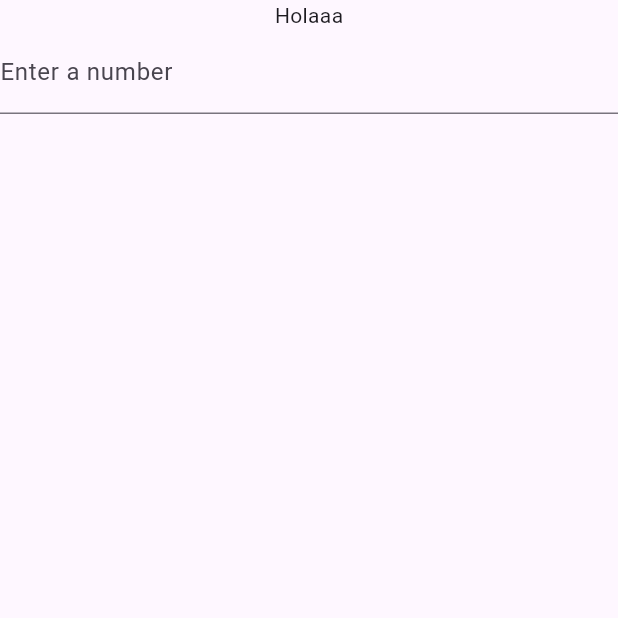
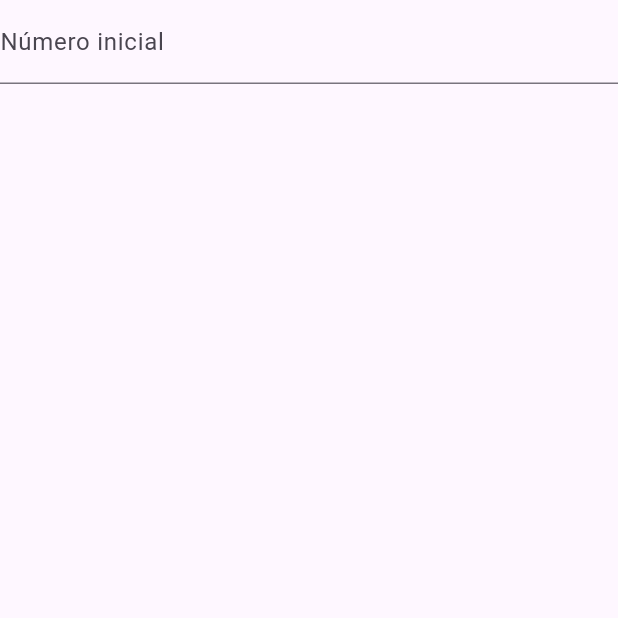
Before and after one commit to jersy96/kaprekar-quest, a Flutter app: the screen it shows after launch, on a phone screen of 412 x 824 dp, the top half of it. Run offline on Flutter 3.47's test engine with Material 3 defaults, Android fonts, the phone set to English and light mode, and no system bars; our stand-ins replace dartz, flutter_bloc, freezed_annotation, get_it, injectable, kt_dart.

Commit message:
Allow only numbers for the input

```diff
--- a/lib/presentation/iteration_counting/iteration_counting_page.dart
+++ b/lib/presentation/iteration_counting/iteration_counting_page.dart
@@ -1,4 +1,5 @@
 import 'package:flutter/material.dart';
+import 'package:flutter/services.dart';
 import 'package:flutter_bloc/flutter_bloc.dart';
 import 'package:kaprekar_quest/application/injection/injection_container.dart';
 import 'package:kaprekar_quest/application/iteration_counting/iteration_counting_bloc.dart';
@@ -20,11 +21,15 @@ class IterationCountingPage extends StatelessWidget {
           return Layout(
             child: Column(
               children: [
-                const Text('Holaaa'),
                 TextFormField(
+                  keyboardType: TextInputType.number,
+                  inputFormatters: <TextInputFormatter>[
+                    FilteringTextInputFormatter.digitsOnly,
+                  ],
                   controller: state.textControllerManager.getController('seed'),
                   decoration: const InputDecoration(
-                    labelText: 'Enter a number',
+                    labelText: 'Número inicial',
+                    hintText: 'Ingresa un número',
                   ),
                   onChanged: (String value) {
                     bloc.add(const IterationCountingEvent.seedChanged());
```
